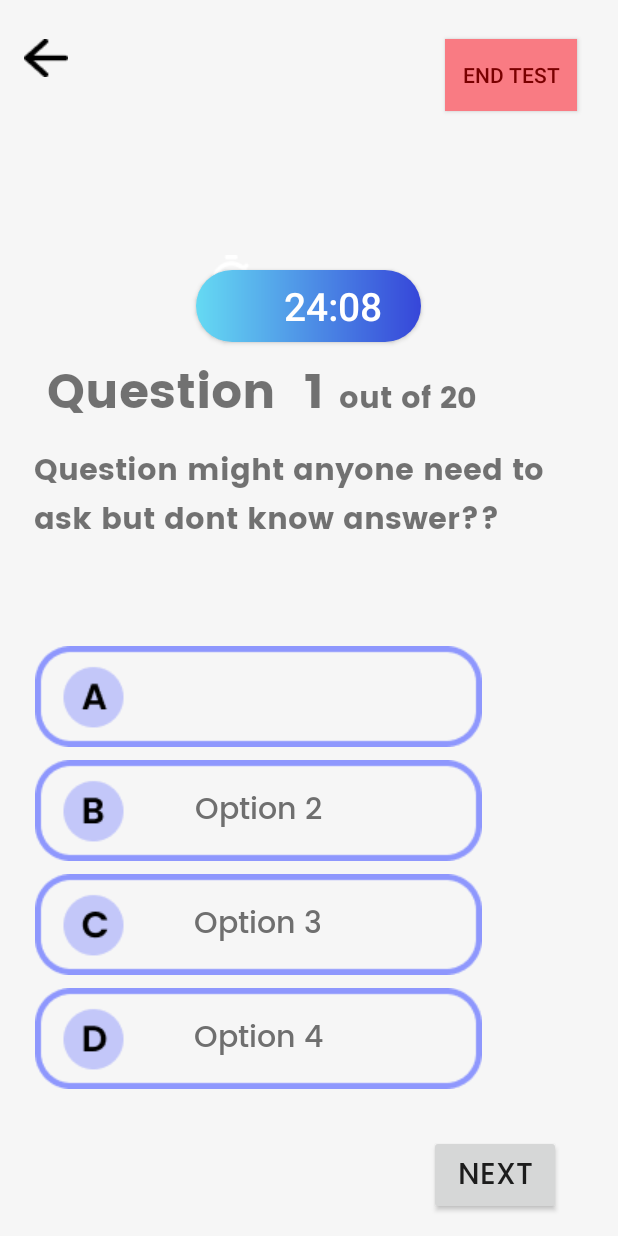
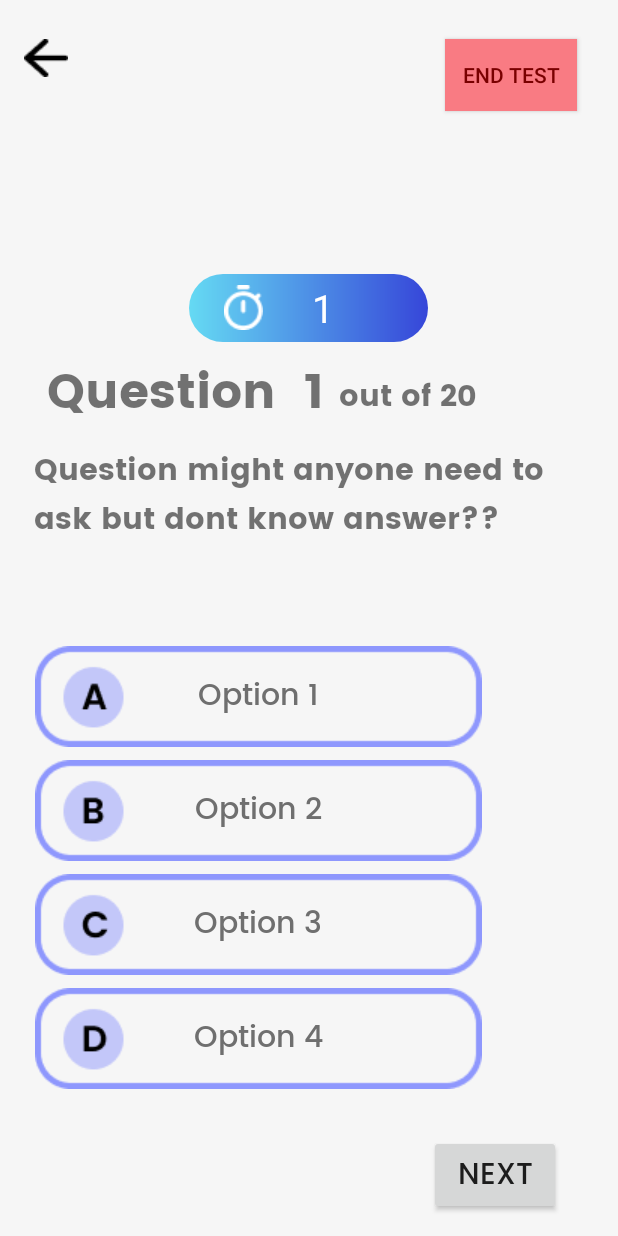
Before and after one commit to notshivamgupta/TestZap, an Android app: the ExamPage screen opened directly, with no data from a screen before it, on a phone screen of 412 x 824 dp. Run offline under Robolectric (Android 15) with nearby library versions, the phone set to English and light mode, and no system bars; our stand-ins replace Firebase (no records; nobody signed in at launch, a user with empty details on screens opened directly); Roboto replaces fonts that are not available here; 10 statements that could not run were skipped.

Commit message:
Random Option && Timer

```diff
--- a/app/src/main/java/com/example/testzap/ExamPage.java
+++ b/app/src/main/java/com/example/testzap/ExamPage.java
@@ -4,6 +4,7 @@ import androidx.annotation.NonNull;
 import androidx.appcompat.app.AppCompatActivity;
 
 import android.os.Bundle;
+import android.os.CountDownTimer;
 import android.view.View;
 import android.widget.Button;
 import android.widget.RadioGroup;
@@ -18,6 +19,9 @@ import com.google.firebase.database.DatabaseReference;
 import com.google.firebase.database.FirebaseDatabase;
 import com.google.firebase.database.ValueEventListener;
 
+import java.util.ArrayList;
+import java.util.Collections;
+
 public class ExamPage extends AppCompatActivity {
 TextView question,ops1,ops2,ops3,ops4;
 private FirebaseDatabase fDbase;
@@ -25,6 +29,7 @@ private DatabaseReference dref;
 private Button nextques;
 int total=1;
 String correct_ans;
+    public int counter;
     @Override
     protected void onCreate(Bundle savedInstanceState) {
         super.onCreate(savedInstanceState);
@@ -36,6 +41,7 @@ String correct_ans;
         ops4=findViewById(R.id.option4);
         nextques=findViewById(R.id.buttonchangeques);
         fDbase = FirebaseDatabase.getInstance();
+        final ArrayList<String> list = new ArrayList<String>();
 
         if (total>5) {
         }
@@ -45,14 +51,22 @@ String correct_ans;
             dref.addValueEventListener(new ValueEventListener() {
                 @Override
                 public void onDataChange(@NonNull DataSnapshot snapshot) {
-
                     Questionmodel Question = snapshot.getValue(Questionmodel.class);
                     question.setText(Question.getQuestion());
                     correct_ans=Question.getOption0();
-                    ops1.setText(correct_ans);
-                    ops2.setText(Question.getOption1());
-                    ops3.setText(Question.getOption2());
-                    ops4.setText(Question.getOption3());
+
+                    list.add(Question.getOption0());
+                    list.add(Question.getOption1());
+                    list.add(Question.getOption2());
+                    list.add(Question.getOption3());
+
+                    Collections.shuffle(list);
+
+                    ops1.setText(list.get(0));
+                    ops2.setText(list.get(1));
+                    ops3.setText(list.get(2));
+                    ops4.setText(list.get(3));
+                    list.clear();
                 }
 
                 @Override
@@ -72,10 +86,18 @@ String correct_ans;
                             Questionmodel Question = snapshot.getValue(Questionmodel.class);
                             question.setText(Question.getQuestion());
                             correct_ans=Question.getOption0();
-                            ops1.setText(correct_ans);
-                            ops2.setText(Question.getOption1());
-                            ops3.setText(Question.getOption2());
-                            ops4.setText(Question.getOption3());
+                            list.add(Question.getOption0());
+                            list.add(Question.getOption1());
+                            list.add(Question.getOption2());
+                            list.add(Question.getOption3());
+
+                            Collections.shuffle(list);
+
+                            ops1.setText(list.get(0));
+                            ops2.setText(list.get(1));
+                            ops3.setText(list.get(2));
+                            ops4.setText(list.get(3));
+                            list.clear();
                         }
 
                         @Override
@@ -88,7 +110,18 @@ String correct_ans;
                 }
             });
         }
-
+        final TextView counttime=findViewById(R.id.counttime);
+        new CountDownTimer(50000,1000) {
+            @Override
+            public void onTick(long millisUntilFinished) {
+                counttime.setText(String.valueOf(counter));
+                counter++;
+            }
+            @Override
+            public void onFinish() {
+                counttime.setText("Finished");
+            }
+        }.start();
 
     }
 }
--- a/app/src/main/res/layout/activity_exam_page.xml
+++ b/app/src/main/res/layout/activity_exam_page.xml
@@ -37,7 +37,7 @@
             android:layout_width="wrap_content"
             android:layout_height="wrap_content"
             android:layout_marginTop="39dp"
-            android:layout_marginBottom="28dp"
+            android:layout_marginBottom="16dp"
             android:fontFamily="@font/poppins_bold"
             android:text="out of 20"
             android:textSize="20dp"
@@ -45,7 +45,6 @@
             app:layout_constraintEnd_toEndOf="parent"
             app:layout_constraintHorizontal_bias="0.108"
             app:layout_constraintStart_toEndOf="@+id/textView3"
-            app:layout_constraintTop_toBottomOf="@+id/button3"
             app:layout_constraintVertical_bias="0.593" />
 
         <ImageButton
@@ -73,30 +72,32 @@
             app:layout_constraintStart_toEndOf="@+id/imageButton"
             app:layout_constraintTop_toTopOf="parent" />
 
-        <Button
-            android:id="@+id/button3"
-            android:layout_width="150dp"
-            android:layout_height="wrap_content"
+        <TextView
+            android:id="@+id/counttime"
+            android:layout_width="159dp"
+            android:layout_height="45dp"
             android:layout_marginBottom="8dp"
             android:background="@drawable/bg_timer_btn"
             android:text="     24:08"
             android:textColor="#FFFFFF"
             android:textSize="26dp"
+            android:gravity="center"
+            android:paddingLeft="20dp"
             app:layout_constraintBottom_toTopOf="@+id/textView3"
             app:layout_constraintEnd_toEndOf="parent"
             app:layout_constraintHorizontal_bias="0.498"
             app:layout_constraintStart_toStartOf="parent" />
 
+
         <ImageView
             android:layout_width="wrap_content"
             android:layout_height="wrap_content"
-            android:layout_marginBottom="36dp"
+            android:layout_marginBottom="16dp"
             android:src="@drawable/ic_timer"
             app:layout_constraintBottom_toTopOf="@+id/textView3"
             app:layout_constraintEnd_toEndOf="parent"
-            app:layout_constraintHorizontal_bias="0.358"
-            app:layout_constraintStart_toStartOf="parent"/>
-
+            app:layout_constraintHorizontal_bias="0.381"
+            app:layout_constraintStart_toStartOf="parent" />
 
         <Button
             android:id="@+id/option1"
```
